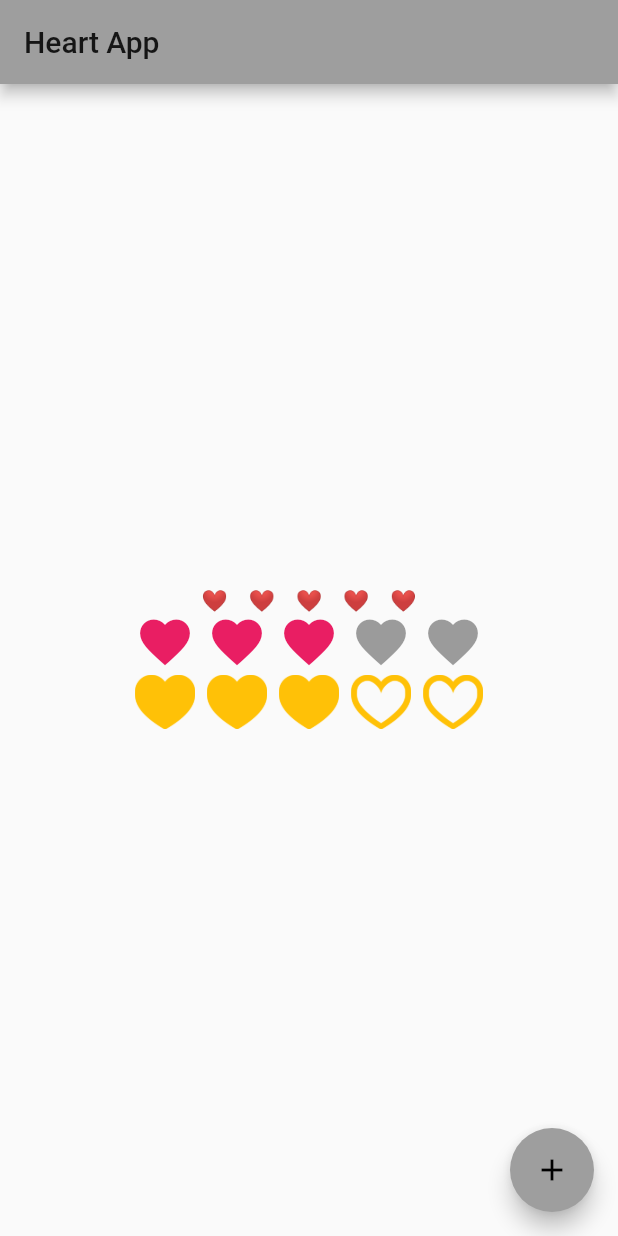
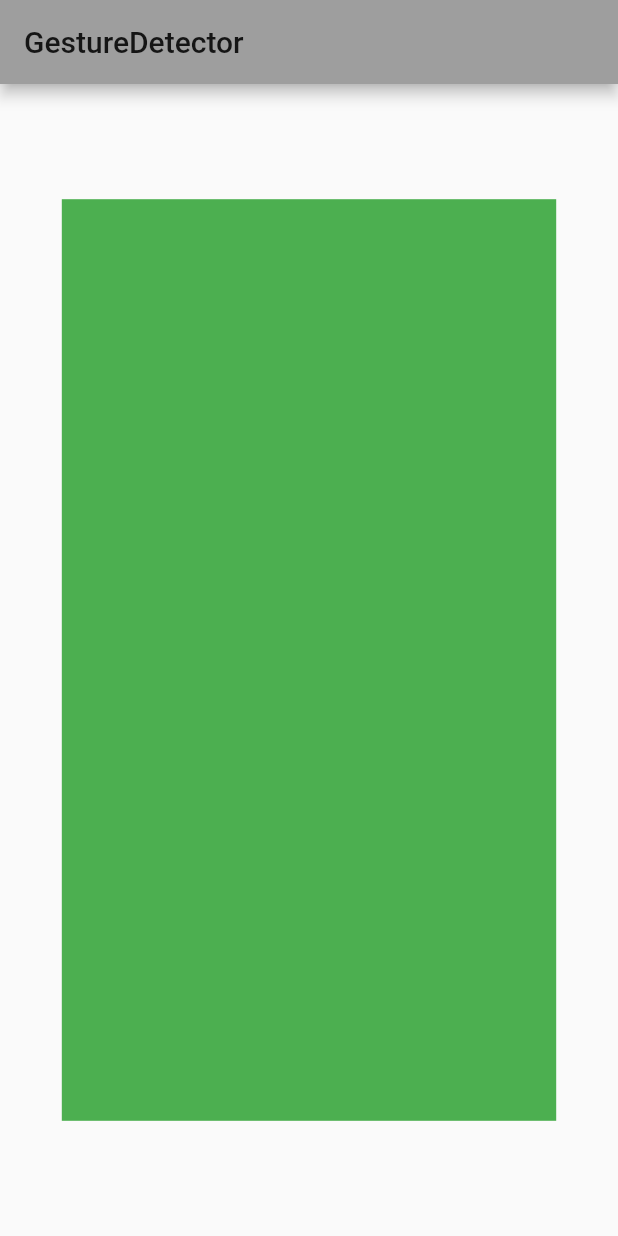
Before and after one commit to linnefromice/flutter_heart_app_01, a Flutter app: the screen it shows after launch, on a phone screen of 412 x 824 dp. Run offline on Flutter 3.47's test engine with Material 2 defaults, Android fonts, the phone set to English and light mode, and no system bars; drawn by our look-alikes of flutter_rating_bar.

Commit message:
add gesture_detector_screen

```diff
--- a/lib/main.dart
+++ b/lib/main.dart
@@ -1,5 +1,5 @@
 import 'package:flutter/material.dart';
-import 'screens/rating_screen.dart';
+import 'screens/gesture_detector_screen.dart';
 
 void main() {
   runApp(App());
@@ -14,7 +14,7 @@ class App extends StatelessWidget {
       theme: ThemeData(
         primarySwatch: Colors.grey,
       ),
-      home: RatingScreen(),
+      home: GestureDetectorScreen(),
     );
   }
 }
--- /dev/null
+++ b/lib/screens/gesture_detector_screen.dart
@@ -0,0 +1,30 @@
+import 'package:flutter/material.dart';
+
+class GestureDetectorScreen extends StatelessWidget {
+  final globalKey = GlobalKey<ScaffoldState>();
+
+  @override
+  Widget build(BuildContext context) {
+    return Scaffold(
+      key: globalKey,
+      appBar: AppBar(
+        title: Text('GestureDetector'),
+      ),
+      body: GestureDetector(
+        onTap: () {
+          final snackBar = SnackBar(content: Text("Tap"));
+          globalKey.currentState.showSnackBar(snackBar);
+        },
+        child: Center(
+          child: FractionallySizedBox(
+            widthFactor: 0.8,
+            heightFactor: 0.8,
+            child: Container(
+              color: Colors.green,
+            ),
+          ),
+        )
+      ),
+    );
+  }
+}
```
